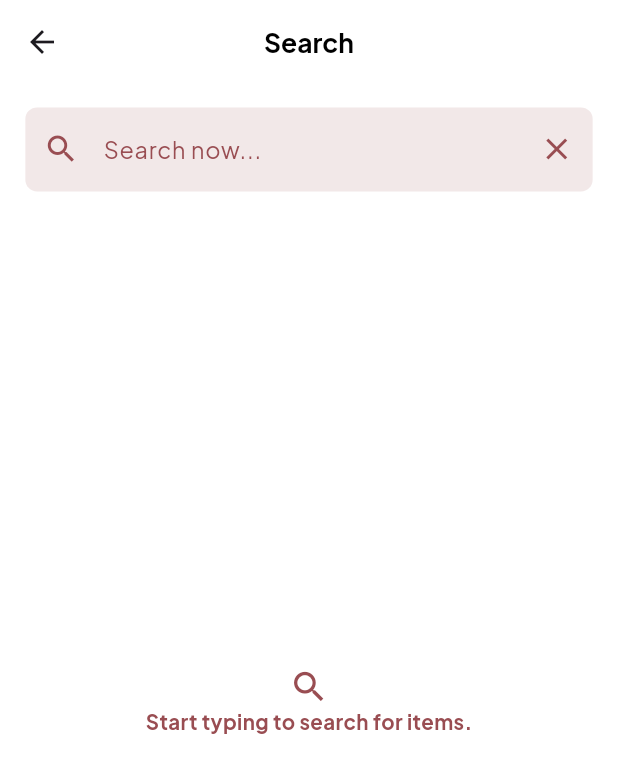
After one commit to mohamedkholy/pickIt, a Flutter app: the screen it shows after launch, after a tap on "Search", on a phone screen of 412 x 824 dp. The commit adds this screen. Shown: the top 773 px of the screen. Run offline on Flutter 3.47's test engine with Material 3 defaults, Android fonts, the light colour scheme and no system bars; our stand-ins replace cached_network_image, cloud_firestore, dotted_border, firebase_auth, firebase_core, firebase_storage and 11 more; missing offline and left inert: flutter_debouncer, flutter_facebook_auth; accounts and stored records are empty.

Commit message:
add the search screen

```diff
--- a/lib/core/routing/app_router.dart
+++ b/lib/core/routing/app_router.dart
@@ -14,6 +14,8 @@ import 'package:pickit/features/login/logic/login_cubit.dart';
 import 'package:pickit/features/login/ui/login_screen.dart';
 import 'package:pickit/features/main/ui/main_screen.dart';
 import 'package:pickit/features/post_item/data/models/item.dart';
+import 'package:pickit/features/search/logic/search_cubit.dart';
+import 'package:pickit/features/search/ui/search_screen.dart';
 import 'package:pickit/features/sign_up/logic/sign_up_cubit.dart';
 import 'package:pickit/features/sign_up/ui/sign_up_screen.dart';
 
@@ -65,6 +67,14 @@ abstract class AppRouter {
                 child: ListingsScreen(listing: argsMap["listing"],items: argsMap["items"],),
               ),
         );
+        case Routes.search:
+        return MaterialPageRoute(
+          builder:
+              (context) => BlocProvider(
+                create: (context) => getIt<SearchCubit>(),
+                child: const SearchScreen(),
+              ),
+        );
       default:
         return null;
     }
--- a/lib/core/routing/routes.dart
+++ b/lib/core/routing/routes.dart
@@ -6,4 +6,5 @@ abstract class Routes {
   static const String signup = '/signup';
   static const String itemDetails = '/item-details';
   static const String listings = '/listings';
+    static const String search = '/search';
 }
--- a/lib/features/browse/ui/browse_screen.dart
+++ b/lib/features/browse/ui/browse_screen.dart
@@ -3,6 +3,7 @@ import 'package:flutter_bloc/flutter_bloc.dart';
 import 'package:flutter_screenutil/flutter_screenutil.dart';
 import 'package:flutter_svg/svg.dart';
 import 'package:pickit/core/constants/assets.dart';
+import 'package:pickit/core/routing/routes.dart';
 import 'package:pickit/core/theming/my_colors.dart';
 import 'package:pickit/core/theming/my_text_styles.dart';
 import 'package:pickit/features/browse/logic/browse_cubit.dart';
@@ -64,7 +65,11 @@ class _BrowseScreenState extends State<BrowseScreen> {
           child: Column(
             crossAxisAlignment: CrossAxisAlignment.start,
             children: [
-              Container(
+              GestureDetector(
+                onTap: () {
+                  Navigator.pushNamed(context, Routes.search);
+                },
+                child: Container(
                   height: 48.h,
                   padding: EdgeInsets.symmetric(horizontal: 20.w),
                   decoration: BoxDecoration(
@@ -85,6 +90,7 @@ class _BrowseScreenState extends State<BrowseScreen> {
                       const SizedBox(width: 10),
                       Text("Search", style: MyTextStyles.font16BrownRegular),
                     ],
+                  ),
                 ),
               ),
               SizedBox(height: 20.h),
--- a/lib/features/chat/ui/chat_screen.dart
+++ b/lib/features/chat/ui/chat_screen.dart
@@ -105,21 +105,29 @@ class _ChatScreenState extends State<ChatScreen> {
                       return Center(child: Text(state.error));
                     }
                     if (state is ChatMessagesLoaded) {
-                      if (state.messages.isEmpty) {
-                        return const Center(child: Text("No messages yet"));
-                      }
-
                       return Column(
                         children: [
                           Expanded(
-                            child: ListView.builder(
+                            child:
+                                state.messages.isEmpty
+                                    ? const Center(
+                                      child: Text("No messages yet"),
+                                    )
+                                    : ListView.builder(
                                       reverse: true,
                                       itemCount: state.messages.length,
                                       itemBuilder: (context, index) {
                                         final isNewDay =
-                                    index == state.messages.length - 1 ||
-                                    state.messages[index].timestamp.day !=
-                                        state.messages[index + 1].timestamp.day;
+                                            index ==
+                                                state.messages.length - 1 ||
+                                            state
+                                                    .messages[index]
+                                                    .timestamp
+                                                    .day !=
+                                                state
+                                                    .messages[index + 1]
+                                                    .timestamp
+                                                    .day;
                                         final message = state.messages[index];
                                         return message.senderId == currentUserId
                                             ? MyChatItem(
--- a/lib/features/home/ui/home_screen.dart
+++ b/lib/features/home/ui/home_screen.dart
@@ -2,6 +2,7 @@ import 'package:flutter/material.dart';
 import 'package:flutter_screenutil/flutter_screenutil.dart';
 import 'package:flutter_svg/svg.dart';
 import 'package:pickit/core/constants/assets.dart';
+import 'package:pickit/core/routing/routes.dart';
 import 'package:pickit/core/theming/my_text_styles.dart';
 import 'package:pickit/features/home/ui/widgets/category_item.dart';
 import 'package:pickit/features/home/ui/widgets/featured_item.dart';
@@ -25,7 +26,11 @@ class HomeScreen extends StatelessWidget {
             child: Column(
               crossAxisAlignment: CrossAxisAlignment.start,
               children: [
-                Container(
+                GestureDetector(
+                  onTap: () {
+                    Navigator.pushNamed(context, Routes.search);
+                  },
+                  child: Container(
                     height: 48.h,
                     padding: EdgeInsets.symmetric(horizontal: 20.w),
                     decoration: BoxDecoration(
@@ -46,6 +51,7 @@ class HomeScreen extends StatelessWidget {
                         const SizedBox(width: 10),
                         Text("Search", style: MyTextStyles.font16BrownRegular),
                       ],
+                    ),
                   ),
                 ),
                 SizedBox(height: 20.h),
--- a/lib/features/home/ui/widgets/category_item.dart
+++ b/lib/features/home/ui/widgets/category_item.dart
@@ -36,7 +36,7 @@ class CategoryItem extends StatelessWidget {
               width: 40.w,
               height: 40.h,
             ),
-            SizedBox(width: 12.w),
+            SizedBox(width: 8.w),
             Expanded(
               child: Text(
                 categories.keys.toList()[index],
--- /dev/null
+++ b/lib/features/search/data/repos/search_repo.dart
@@ -0,0 +1,25 @@
+import 'package:cloud_firestore/cloud_firestore.dart';
+import 'package:flutter/foundation.dart';
+import 'package:injectable/injectable.dart';
+import 'package:pickit/core/constants/firestore_constants.dart';
+import 'package:pickit/features/post_item/data/models/item.dart';
+
+@injectable
+class SearchRepo {
+  final FirebaseFirestore _firestore = FirebaseFirestore.instance;
+
+  Future<List<Item>?> search(String query) async {
+    try {
+      final items =
+          await _firestore
+              .collection(FirestoreConstants.itemsCollection)
+              .where('title', isGreaterThanOrEqualTo: query)
+              .where('title', isLessThanOrEqualTo: "$query\uf8ff")
+              .get();
+      return items.docs.map((e) => Item.fromJson(e.data())).toList();
+    } catch (e) {
+      debugPrint(e.toString());
+      return null;
+    }
+  }
+}
--- /dev/null
+++ b/lib/features/search/logic/search_cubit.dart
@@ -0,0 +1,27 @@
+import 'package:flutter_bloc/flutter_bloc.dart';
+import 'package:injectable/injectable.dart';
+import 'package:pickit/features/search/data/repos/search_repo.dart';
+import 'package:pickit/features/search/logic/search_state.dart';
+
+@injectable
+class SearchCubit extends Cubit<SearchState> {
+  String query = "";
+  final SearchRepo _repo;
+
+  SearchCubit(this._repo) : super(InitialState());
+
+  void search(String? query) async {
+    if (query == null || query.isEmpty) {
+      emit(InitialState());
+      return;
+    }
+    this.query = query;
+    emit(Searching());
+    final items = await _repo.search(query!);
+    if (items != null) {
+      emit(Searched(items: items));
+    } else {
+      emit(SearchError(error: "Search failed please try again"));
+    }
+  }
+}
--- /dev/null
+++ b/lib/features/search/logic/search_state.dart
@@ -0,0 +1,19 @@
+import 'package:pickit/features/post_item/data/models/item.dart';
+
+sealed class SearchState {}
+
+class InitialState extends SearchState {}
+
+class Searching extends SearchState {}
+
+class Searched extends SearchState {
+  final List<Item> items;
+
+  Searched({required this.items});
+}
+
+class SearchError extends SearchState {
+  final String error;
+
+  SearchError({required this.error});
+}
--- /dev/null
+++ b/lib/features/search/ui/search_screen.dart
@@ -0,0 +1,101 @@
+import 'package:flutter/material.dart';
+import 'package:flutter_bloc/flutter_bloc.dart';
+import 'package:flutter_screenutil/flutter_screenutil.dart';
+import 'package:pickit/core/theming/my_colors.dart';
+import 'package:pickit/core/theming/my_text_styles.dart';
+import 'package:pickit/core/widgets/my_text_form_field.dart';
+import 'package:pickit/features/browse/ui/widgets/sell_item.dart';
+import 'package:pickit/features/search/logic/search_cubit.dart';
+import 'package:pickit/features/search/logic/search_state.dart';
+import 'package:pickit/features/search/ui/widgets/search_field.dart';
+
+class SearchScreen extends StatefulWidget {
+  const SearchScreen({super.key});
+
+  @override
+  State<SearchScreen> createState() => _SearchScreenState();
+}
+
+class _SearchScreenState extends State<SearchScreen> {
+  late final SearchCubit _cubit = context.read();
+
+  @override
+  Widget build(BuildContext context) {
+    return Scaffold(
+      appBar: AppBar(
+        title: Text("Search", style: MyTextStyles.font18BlackBold),
+        centerTitle: true,
+      ),
+      body: SafeArea(
+        child: Container(
+          padding: EdgeInsets.symmetric(vertical: 16.h, horizontal: 16.w),
+          child: Column(
+            children: [
+              const SearchField(),
+              Expanded(
+                child: BlocBuilder<SearchCubit, SearchState>(
+                  builder: (context, state) {
+                    if (state is InitialState) {
+                      return Center(
+                        child: Column(
+                          mainAxisSize: MainAxisSize.min,
+                          children: [
+                            Icon(
+                              Icons.search,
+                              color: MyColors.primaryColorDark,
+                              size: 26.dg,
+                            ),
+                            Text(
+                              "Start typing to search for items.",
+                              style: MyTextStyles.font14BrownBold,
+                            ),
+                          ],
+                        ),
+                      );
+                    }
+                    if (state is Searching) {
+                      return const Center(
+                        child: CircularProgressIndicator(
+                          color: MyColors.primaryColor,
+                        ),
+                      );
+                    }
+                    if (state is SearchError) {
+                      return Center(child: Text(state.error));
+                    }
+                    if (state is Searched) {
+                      return state.items.isEmpty
+                          ? Center(
+                            child: Column(
+                              mainAxisSize: MainAxisSize.min,
+                              children: [
+                                Icon(
+                                  Icons.priority_high,
+                                  color: MyColors.primaryColorDark,
+                                  size: 26.dg,
+                                ),
+                                Text(
+                                  "No results for \"${_cubit.query}\"",
+                                  style: MyTextStyles.font14BrownBold,
+                                ),
+                              ],
+                            ),
+                          )
+                          : ListView.builder(
+                            itemCount: state.items.length,
+                            itemBuilder: (context, index) {
+                              return SellItem(item: state.items[index]);
+                            },
+                          );
+                    }
+                    return Container();
+                  },
+                ),
+              ),
+            ],
+          ),
+        ),
+      ),
+    );
+  }
+}
--- /dev/null
+++ b/lib/features/search/ui/widgets/search_field.dart
@@ -0,0 +1,67 @@
+import 'package:flutter/material.dart';
+import 'package:flutter_bloc/flutter_bloc.dart';
+import 'package:flutter_debouncer/flutter_debouncer.dart';
+import 'package:flutter_screenutil/flutter_screenutil.dart';
+import 'package:pickit/core/theming/my_colors.dart';
+import 'package:pickit/core/theming/my_text_styles.dart';
+import 'package:pickit/features/search/logic/search_cubit.dart';
+
+class SearchField extends StatefulWidget {
+  const SearchField({super.key});
+
+  @override
+  State<SearchField> createState() => _SearchFieldState();
+}
+
+class _SearchFieldState extends State<SearchField> {
+  late final SearchCubit cubit = context.read();
+  final Debouncer _debouncer = Debouncer();
+  final TextEditingController _editingController = TextEditingController();
+
+  @override
+  void dispose() {
+    _editingController.dispose();
+    _debouncer.cancel();
+    super.dispose();
+  }
+
+  @override
+  Widget build(BuildContext context) {
+    return TextField(
+      controller: _editingController,
+      textInputAction: TextInputAction.search,
+      onChanged: _handleTextFieldChange,
+      decoration: InputDecoration(
+        prefixIcon: const IconButton(
+          onPressed: null,
+          icon: Icon(Icons.search, color: MyColors.primaryColorDark),
+        ),
+        suffixIcon: IconButton(
+          onPressed: () {
+            _editingController.clear();
+            _handleTextFieldChange(null);
+          },
+          icon: const Icon(Icons.clear, color: MyColors.primaryColorDark),
+        ),
+        hintText: "Search now...",
+        hintStyle: MyTextStyles.font16BrownRegular,
+        filled: true,
+        fillColor: const Color(0xffF2E8E8),
+        border: OutlineInputBorder(
+          borderRadius: BorderRadius.circular(8.r),
+          borderSide: BorderSide.none,
+        ),
+      ),
+    );
+  }
+
+  void _handleTextFieldChange(String? value) {
+    const duration = Duration(milliseconds: 700);
+    _debouncer.debounce(
+      duration: duration,
+      onDebounce: () {
+        cubit.search(_editingController.text);
+      },
+    );
+  }
+}
--- a/pubspec.yaml
+++ b/pubspec.yaml
@@ -57,6 +57,7 @@ dependencies:
   geolocator: ^14.0.1
   geocoding: ^4.0.0
   intl: ^0.20.2
+  flutter_debouncer: ^2.0.0
 
 
 dev_dependencies:
```
Also changed, not shown: lib/core/di/dependency_injection.config.dart, pubspec.lock. Lines whose indentation alone changed are shown as unchanged.
